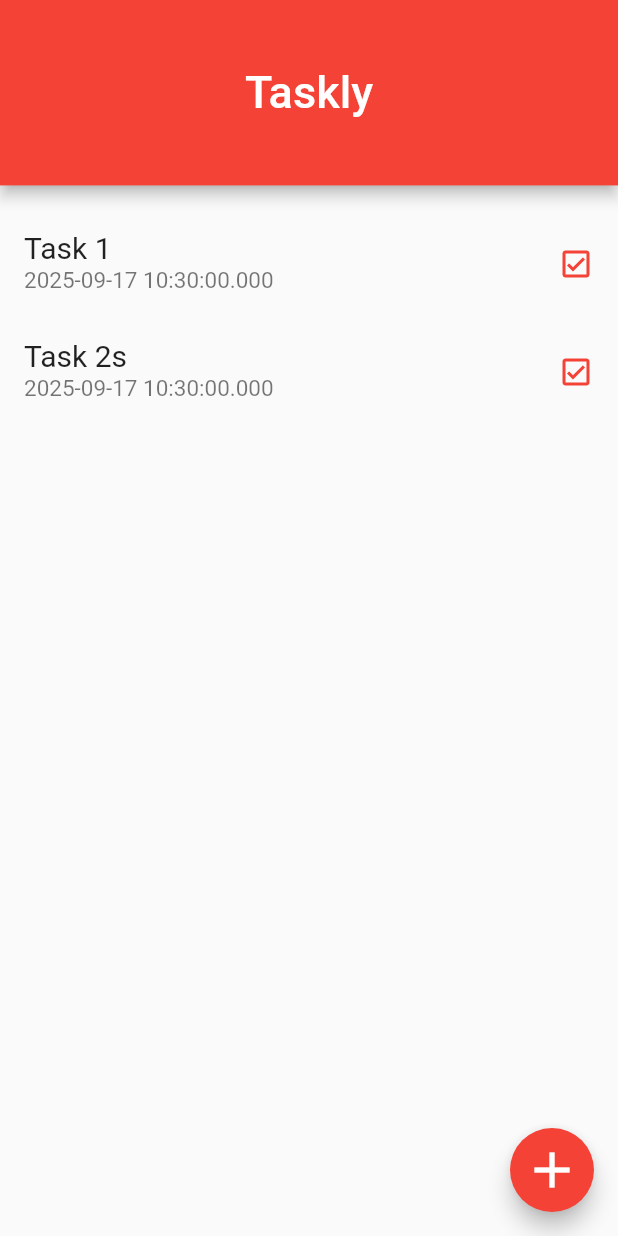
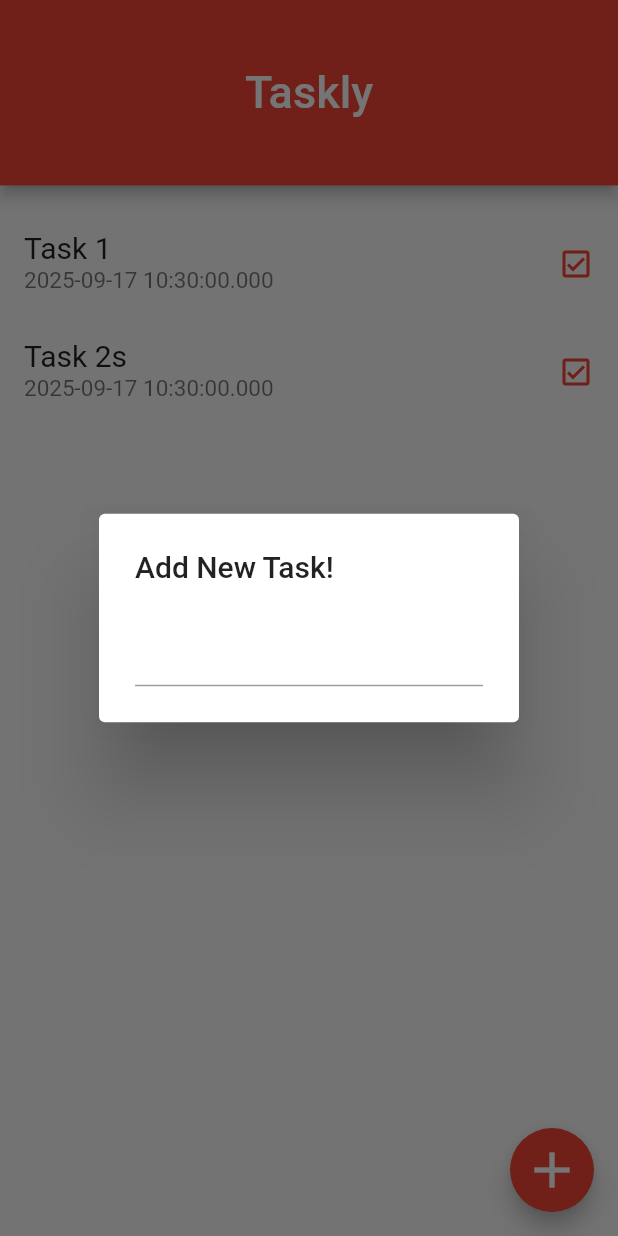
Before and after one commit to athaabiyyu/atha_learning_flutter_journey, a Flutter app: the screen it shows after launch, after a tap on the "add" icon, on a phone screen of 412 x 824 dp. Run offline on Flutter 3.47's test engine with Material 3 defaults, Android fonts, the phone set to English and light mode, and no system bars; our stand-ins replace hive_flutter; accounts and stored records are empty.

Commit message:
TextField, SetState, FutureBuilder

```diff
--- a/the_basic/lib/models/task.dart
+++ b/the_basic/lib/models/task.dart
@@ -0,0 +1,29 @@
+class Task {
+  String content;
+  DateTime timeStamp;
+  bool isDone;
+
+  Task({
+    required this.content,
+    required this.timeStamp,
+    this.isDone = false,
+  });
+
+  // ubah data ke bentuk map agar bisa disimpan di database
+  Map<String, dynamic> toMap() {               // key string, dan value dynamis / bebas
+    return {
+      'content': content,
+      'timeStamp': timeStamp.toString(),
+      'isDone': isDone,
+    };
+  }
+
+  // ubah data dari bentuk map ke bentuk Object Task
+  factory Task.fromMap(Map<String, dynamic> taskMap) {
+    return Task(
+      content: taskMap['content'],
+      timeStamp: DateTime.parse(taskMap['timeStamp']),
+      isDone: taskMap['isDone'],
+    );
+  }
+}
--- a/the_basic/lib/view/taskly-app/home.dart
+++ b/the_basic/lib/view/taskly-app/home.dart
@@ -1,4 +1,5 @@
 import 'package:flutter/material.dart';
+import 'package:hive_flutter/hive_flutter.dart';
 
 class TasklyHome extends StatefulWidget {
   @override
@@ -26,8 +27,22 @@ class _TasklyHomeState extends State<TasklyHome> {
         centerTitle: true,
         toolbarHeight: _deviceHeight * 0.15,
       ),
-      body: _listView(),
+      body: _taskView(),
       floatingActionButton: addTaskButton(),
+    );
+  }
+
+  Widget _taskView() {
+    return FutureBuilder(
+      //future: Hive.openBox('tasks'),
+      future: Hive.openBox('tasks'),
+      builder: (BuildContext context, AsyncSnapshot snapshot) {
+        if(snapshot.hasData) {
+          return _listView();
+        } else {
+          return const Center(child: CircularProgressIndicator());
+        }
+      }
     );
   }
 
@@ -51,11 +66,24 @@ class _TasklyHomeState extends State<TasklyHome> {
 
   Widget addTaskButton() {
     return FloatingActionButton(
-      onPressed: () {
-        print('Add Task');
-      },
+      onPressed: _displatTaskPopUp,
       backgroundColor: Colors.red,
       child: const Icon(Icons.add, size: 40,),
     );
   }
+
+  void _displatTaskPopUp() {
+    showDialog(
+      context: context,
+      builder: (BuildContext context) {
+        return AlertDialog(
+          title: const Text('Add New Task!'),
+          content: TextField(
+            onSubmitted: (_value) {},
+            onChanged: (_value) {},
+          ),
+        );
+      },
+    );
+  }
 }
```
